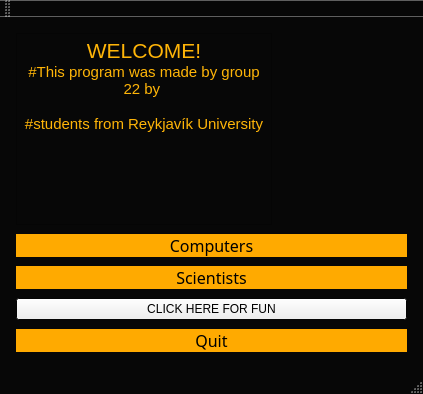
Above: mainwindow.ui from stefanv15/verklegtNamskeid_skil3 before the change. Below: the same form after it.
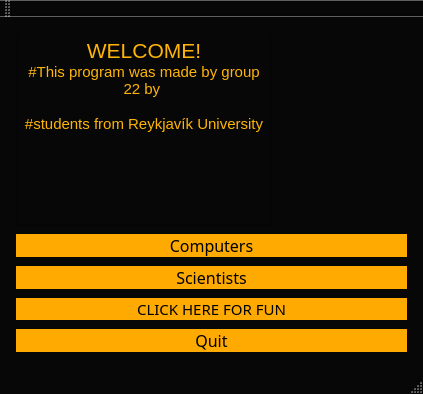
That is the form after the change.

Patch:
```diff
--- a/mainwindow.ui
+++ b/mainwindow.ui
@@ -935,6 +935,22 @@
       </item>
       <item>
        <widget class="QPushButton" name="Button_fun">
+        <property name="font">
+         <font>
+          <family>Rockwell</family>
+          <pointsize>11</pointsize>
+          <weight>50</weight>
+          <bold>false</bold>
+         </font>
+        </property>
+        <property name="styleSheet">
+         <string notr="true">QPushButton
+{
+	color: black;
+	background-color: rgba(255, 170, 0); 
+	border: none;
+}</string>
+        </property>
         <property name="text">
          <string>CLICK HERE FOR FUN</string>
         </property>
```
